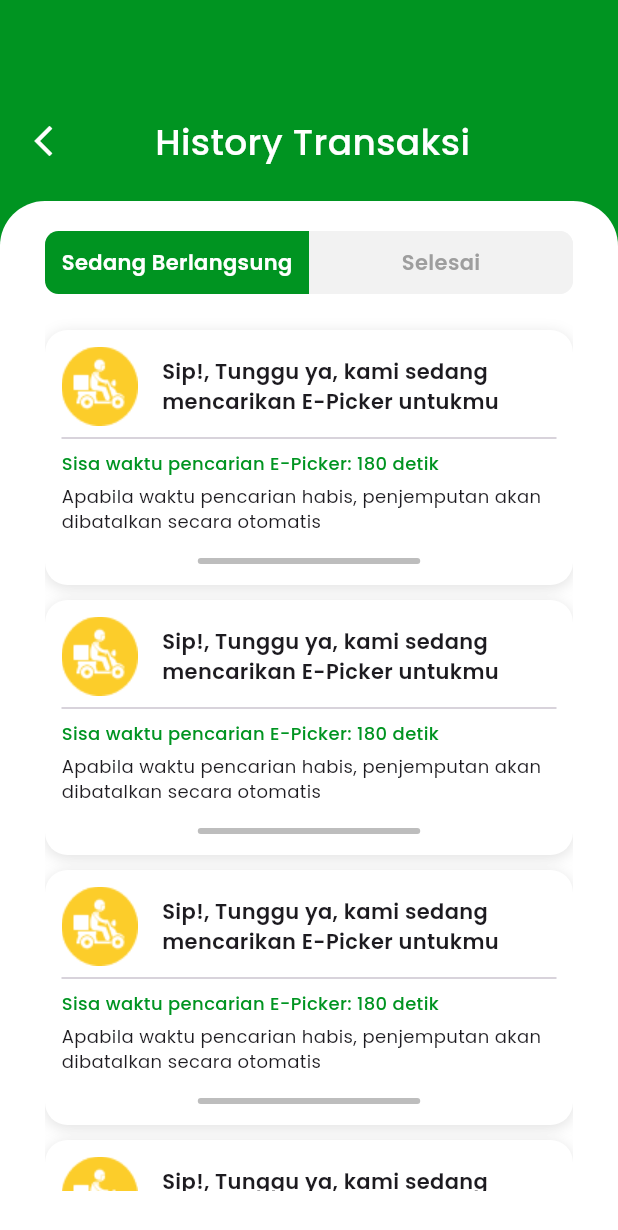
After one commit to grantgabriel/E-Cycle-App, a Flutter app: the TransactionHistory screen opened directly, on a phone screen of 412 x 824 dp. The commit adds this screen. Shown: the top 1230 px of the screen. Run offline on Flutter 3.47's test engine with Material 3 defaults, Android fonts, the phone set to English and light mode, and no system bars; our stand-ins replace camera, carousel_slider, persistent_bottom_nav_bar.

Commit message:
Add: Transaction History (Ongoing Tab)

```diff
--- a/lib/constants/app_styles.dart
+++ b/lib/constants/app_styles.dart
@@ -1,15 +1,27 @@
 import 'package:flutter/material.dart';
 
 class AppStyles {
-  static TextStyle articleTitleStyle = const TextStyle(
+  static TextStyle titleStyle = const TextStyle(
     fontSize: 16,
     fontWeight: FontWeight.w600,
     fontFamily: "Poppins"
   );
 
-  static TextStyle articleDescriptionStyle = const TextStyle(
+  static TextStyle descriptionStyle = const TextStyle(
     fontFamily: "Poppins",
     fontSize: 12,
     fontWeight: FontWeight.w500
   );
+
+  static TextStyle headerPageStyle = const TextStyle(
+    fontFamily: "Poppins",
+    fontSize: 24,
+    fontWeight: FontWeight.w500
+  );
+
+  static TextStyle boldStyle = const TextStyle(
+    fontFamily: "Poppins",
+    fontSize: 14,
+    fontWeight: FontWeight.w700
+  );
 }
--- a/lib/constants/colors.dart
+++ b/lib/constants/colors.dart
@@ -5,3 +5,4 @@ import 'package:flutter/material.dart';
 
 const Color primaryColor = Color(0xFF009421);
 const Color accentColor = Color(0xFFFCCD2A);
+const Color greyColor = Color(0xFFF2F2F2);
--- a/lib/screens/article/article_detail.dart
+++ b/lib/screens/article/article_detail.dart
@@ -74,7 +74,7 @@ class ArticleDetailPage extends StatelessWidget {
                       const SizedBox(height: 66),
                       Text(
                         "Artikel Lainnya",
-                        style: AppStyles.articleTitleStyle.copyWith(
+                        style: AppStyles.titleStyle.copyWith(
                           fontSize: 14
                         ),
                       ),
--- a/lib/screens/article/widgets/article_content.dart
+++ b/lib/screens/article/widgets/article_content.dart
@@ -19,7 +19,7 @@ class ArticleContent extends StatelessWidget {
       children: [
         Text(
           title,
-          style: AppStyles.articleTitleStyle
+          style: AppStyles.titleStyle
         ),
         const SizedBox(height: 20),
         ClipRRect(
@@ -34,7 +34,7 @@ class ArticleContent extends StatelessWidget {
         const SizedBox(height: 13),
         Text(
           description,
-          style: AppStyles.articleDescriptionStyle,
+          style: AppStyles.descriptionStyle,
         ),
       ],
     );
--- a/lib/screens/article/widgets/other_article.dart
+++ b/lib/screens/article/widgets/other_article.dart
@@ -36,13 +36,13 @@ class OtherArticle extends StatelessWidget {
               children: [
                 Text(
                   title,
-                  style: AppStyles.articleTitleStyle.copyWith(
+                  style: AppStyles.titleStyle.copyWith(
                     fontSize: 13
                   ),
                 ),
                 Text(
                   addtionalInformation,
-                  style: AppStyles.articleDescriptionStyle.copyWith(
+                  style: AppStyles.descriptionStyle.copyWith(
                     fontSize: 10,
                     color: Colors.grey
                   ),
--- /dev/null
+++ b/lib/screens/transactionHistory/tabs/completed_transaction.dart
@@ -0,0 +1,20 @@
+import 'package:e_cycle/constants/app_styles.dart';
+import 'package:flutter/material.dart';
+
+class CompletedTransactionTab extends StatelessWidget {
+  const CompletedTransactionTab({super.key});
+
+  @override
+  Widget build(BuildContext context) {
+    return Column(
+      crossAxisAlignment: CrossAxisAlignment.start,
+      children: [
+        Text(
+          "Hari ini",
+          style: AppStyles.titleStyle.copyWith(fontSize: 14),
+        ),
+        const Divider(),
+      ],
+    );
+  }
+}
--- /dev/null
+++ b/lib/screens/transactionHistory/tabs/ongoing_transaction.dart
@@ -0,0 +1,25 @@
+import 'package:e_cycle/screens/transactionHistory/widgets/ongoing_transaction_card.dart';
+import 'package:flutter/material.dart';
+
+class OngoingTransactionTab extends StatelessWidget {
+  const OngoingTransactionTab({super.key});
+
+  @override
+  Widget build(BuildContext context) {
+    return const Column(
+      children: [
+        OngoingTransactionCard(),
+        SizedBox(height: 10),
+        OngoingTransactionCard(),
+        SizedBox(height: 10),
+        OngoingTransactionCard(),
+        SizedBox(height: 10),
+        OngoingTransactionCard(),
+        SizedBox(height: 10),
+        OngoingTransactionCard(),
+        SizedBox(height: 10),
+        OngoingTransactionCard(),
+      ],
+    );
+  }
+}
--- /dev/null
+++ b/lib/screens/transactionHistory/transaction_history.dart
@@ -0,0 +1,143 @@
+import 'package:e_cycle/constants/app_styles.dart';
+import 'package:e_cycle/constants/colors.dart';
+import 'package:e_cycle/screens/transactionHistory/tabs/completed_transaction.dart';
+import 'package:e_cycle/screens/transactionHistory/tabs/ongoing_transaction.dart';
+import 'package:flutter/material.dart';
+
+class TransactionHistory extends StatefulWidget {
+  const TransactionHistory({super.key});
+
+  @override
+  State<TransactionHistory> createState() => _TransactionHistoryState();
+}
+
+class _TransactionHistoryState extends State<TransactionHistory> {
+  int _selectedIndex = 0;
+
+  void _onTabTapped(int index) {
+    setState(() {
+      _selectedIndex = index;
+    });
+  }
+
+  @override
+  Widget build(BuildContext context) {
+    return Scaffold(
+      backgroundColor: primaryColor,
+      body: Column(
+        children: [
+          Padding(
+            padding: const EdgeInsets.only(left: 5, top: 70, bottom: 16),
+            child: Row(
+              mainAxisAlignment: MainAxisAlignment.start,
+              children: [
+                IconButton(
+                  onPressed: () {},
+                  icon: const Icon(Icons.arrow_back_ios_new),
+                  color: Colors.white
+                ),
+                Expanded(
+                  child: Text(
+                    "History Transaksi",
+                    textAlign: TextAlign.center,
+                    style: AppStyles.headerPageStyle.copyWith(color: Colors.white),
+                  ),
+                ),
+                const SizedBox(width: 48)
+              ],
+            ),
+          ),
+          Expanded(
+            child: Container(
+              padding: const EdgeInsets.only(left: 30, right: 30, bottom: 30, top: 20),
+              decoration: const BoxDecoration(
+                color: Colors.white,
+                borderRadius: BorderRadius.only(
+                  topLeft: Radius.circular(30),
+                  topRight: Radius.circular(30)
+                )
+              ),
+              child: SingleChildScrollView(
+                child: Column(
+                  crossAxisAlignment: CrossAxisAlignment.start,
+                  children: [
+                    Container(
+                      height: 42,
+                      decoration: BoxDecoration(
+                        color: greyColor,
+                        borderRadius: BorderRadius.circular(9)
+                      ),
+                      child: Row(
+                        children: [
+                          Expanded(
+                            child: GestureDetector(
+                              onTap: () => _onTabTapped(0),
+                              child: Container(
+                                padding: const EdgeInsets.all(9),
+                                decoration: BoxDecoration(
+                                  borderRadius: const BorderRadius.only(
+                                    topLeft: Radius.circular(9),
+                                    bottomLeft: Radius.circular(9)
+                                  ),
+                                  color: _selectedIndex == 0 ? primaryColor : greyColor
+                                ),
+                                child: Center(
+                                  child: Text(
+                                    "Sedang Berlangsung",
+                                    style: AppStyles.titleStyle.copyWith(
+                                      fontSize: 14,
+                                      color: _selectedIndex == 0
+                                          ? Colors.white
+                                          : Colors.grey.shade500
+                                    ),
+                                  ),
+                                ),
+                              ),
+                            )
+                          ),
+                          Expanded(
+                            child: GestureDetector(
+                              onTap: () => _onTabTapped(1),
+                              child: Container(
+                                padding: const EdgeInsets.all(9),
+                                decoration: BoxDecoration(
+                                  borderRadius: const BorderRadius.only(
+                                    topRight: Radius.circular(9),
+                                    bottomRight: Radius.circular(9)
+                                  ),
+                                  color: _selectedIndex == 1 ? primaryColor : greyColor,
+                                ),
+                                child: Center(
+                                  child: Text(
+                                    "Selesai",
+                                    style: AppStyles.titleStyle.copyWith(
+                                      fontSize: 14,
+                                      color: _selectedIndex == 1
+                                          ? Colors.white
+                                          : Colors.grey.shade500
+                                    ),
+                                  ),
+                                ),
+                              ),
+                            )
+                          )
+                        ],
+                      ),
+                    ),
+                    const SizedBox(height: 24),
+                    AnimatedSwitcher(
+                      duration: const Duration(milliseconds: 300),
+                      child: _selectedIndex == 0
+                          ? const OngoingTransactionTab()
+                          : const CompletedTransactionTab(),
+                    )
+                  ],
+                ),
+              ),
+            )
+          )
+        ],
+      ),
+    );
+  }
+}
--- /dev/null
+++ b/lib/screens/transactionHistory/widgets/double_text_spacebeetween.dart
@@ -0,0 +1,31 @@
+import 'package:flutter/material.dart';
+
+import '../../../constants/app_styles.dart';
+
+class DoubleTextSpacebeetween extends StatelessWidget {
+  final String text1;
+  final String text2;
+
+  const DoubleTextSpacebeetween({
+    super.key,
+    required this.text1,
+    required this.text2
+  });
+
+  @override
+  Widget build(BuildContext context) {
+    return Row(
+      mainAxisAlignment: MainAxisAlignment.spaceBetween,
+      children: [
+        Text(
+          text1,
+          style: AppStyles.descriptionStyle,
+        ),
+        Text(
+          text2,
+          style: AppStyles.descriptionStyle,
+        )
+      ],
+    );
+  }
+}
--- /dev/null
+++ b/lib/screens/transactionHistory/widgets/ongoing_transaction_card.dart
@@ -0,0 +1,199 @@
+import 'package:e_cycle/constants/colors.dart';
+import 'package:e_cycle/screens/transactionHistory/widgets/double_text_spacebeetween.dart';
+import 'package:e_cycle/screens/transactionHistory/widgets/triple_content_row.dart';
+import 'package:e_cycle/widgets/dashed_line.dart';
+import 'package:flutter/material.dart';
+
+import '../../../constants/app_styles.dart';
+
+class OngoingTransactionCard extends StatefulWidget {
+  const OngoingTransactionCard({super.key});
+
+  @override
+  State<OngoingTransactionCard> createState() => _OngoingTransactionCardState();
+}
+
+class _OngoingTransactionCardState extends State<OngoingTransactionCard> {
+  bool _isExpanded = false;
+
+  void _onTapWidget() {
+    setState(() {
+      _isExpanded = !_isExpanded;
+    });
+  }
+
+  @override
+  Widget build(BuildContext context) {
+    return GestureDetector(
+      onTap: _onTapWidget,
+      child: AnimatedContainer(
+        duration: const Duration(milliseconds: 300),
+        curve: Curves.easeOut,
+        padding: const EdgeInsets.all(11),
+        decoration: BoxDecoration(
+          color: Colors.white,
+          borderRadius: BorderRadius.circular(15),
+          boxShadow: const [
+            BoxShadow(
+              color: Colors.black12,
+              blurRadius: 8,
+              offset: Offset(0, 2)
+            )
+          ],
+        ),
+        height: _isExpanded ? 530 : 170,
+        child: SingleChildScrollView(
+          child: Column(
+            crossAxisAlignment: CrossAxisAlignment.start,
+            // mainAxisAlignment: MainAxisAlignment.spaceBetween,
+            children: [
+              Row(
+                children: [
+                  Image.asset("assets/images/delivery_icon.png"),
+                  const SizedBox(width: 16),
+                  Expanded(
+                    child: Text(
+                      "Sip!, Tunggu ya, kami sedang mencarikan E-Picker untukmu",
+                      style: AppStyles.titleStyle.copyWith(fontSize: 14),
+                    ),
+                  ),
+                ],
+              ),
+              const Divider(),
+              Column(
+                crossAxisAlignment: CrossAxisAlignment.start,
+                children: [
+                  Text(
+                    "Sisa waktu pencarian E-Picker: 180 detik",
+                    style: AppStyles.descriptionStyle.copyWith(color: primaryColor),
+                  ),
+                  const SizedBox(height: 5),
+                  Text(
+                    "Apabila waktu pencarian habis, penjemputan akan dibatalkan secara otomatis",
+                    style: AppStyles.descriptionStyle.copyWith(fontWeight: FontWeight.w400),
+                  ),
+                ],
+              ),
+              // const SizedBox(height: 10),
+              if (_isExpanded) ...[
+                const Divider(),
+                Column(
+                  children: [
+                    Row(
+                      children: [
+                        Image.asset("assets/images/time_icon.png"),
+                        const SizedBox(width: 8),
+                        Text(
+                          "17:30 - 19:30",
+                          style: AppStyles.descriptionStyle.copyWith(fontSize: 14),
+                        )
+                      ],
+                    ),
+                    Row(
+                      children: [
+                        Image.asset("assets/images/location_icon.png"),
+                        const SizedBox(width: 8),
+                        Text(
+                          "Jl. Abdul Hakim, Padang Bulan",
+                          style: AppStyles.titleStyle.copyWith(
+                            fontSize: 14,
+                            fontWeight: FontWeight.w700
+                          ),
+                        )
+                      ],
+                    )
+                  ],
+                ),
+                const SizedBox(height: 5),
+                const Divider(),
+                Column(
+                  crossAxisAlignment: CrossAxisAlignment.start,
+                  children: [
+                    Text(
+                      "Detail Sampah Elektronik",
+                      style: AppStyles.titleStyle.copyWith(
+                        fontSize: 14,
+                        fontWeight: FontWeight.w700
+                      ),
+                    ),
+                    const SizedBox(height: 8),
+                    const DoubleTextSpacebeetween(
+                      text1: "Smartphone Samsung J15",
+                      text2: "1 item"
+                    ),
+                    const SizedBox(height: 3),
+                    const DoubleTextSpacebeetween(
+                      text1: "LG A34 TV ELD",
+                      text2: "1 item"
+                    ),
+                    const SizedBox(height: 3),
+                    const DoubleTextSpacebeetween(
+                      text1: "AC Samsung",
+                      text2: "1 item"
+                    ),
+                  ],
+                ),
+                const Divider(),
+                const Column(
+                  children: [
+                    TripleContentRow(
+                      imgName: 'coin_icon.png',
+                      text1: 'Total harga',
+                      text2: '1.400.000',
+                    ),
+                    SizedBox(height: 8),
+                    TripleContentRow(
+                      imgName: 'coin_icon.png',
+                      text1: 'Biaya admin (10%)',
+                      text2: '200.000',
+                    ),
+                  ],
+                ),
+                const SizedBox(height: 10),
+                const DashedLine(),
+                const SizedBox(height: 8),
+                const TripleContentRow(
+                  imgName: 'coin_icon.png',
+                  text1: 'Estimasi pendapatan',
+                  text2: '1.200.000'
+                ),
+                Padding(
+                  padding: const EdgeInsets.only(top: 20, bottom: 15),
+                  child: Center(
+                    child: OutlinedButton(
+                      onPressed: _onTapWidget,
+                      style: OutlinedButton.styleFrom(
+                        side: const BorderSide(color: Colors.red),
+                        shape: RoundedRectangleBorder(
+                          borderRadius: BorderRadius.circular(12)
+                        )
+                      ),
+                      child: Text(
+                        "BATAL",
+                        style: AppStyles.descriptionStyle.copyWith(color: Colors.red),
+                      ),
+                    ),
+                  ),
+                )
+              ],
+              SizedBox(
+                height: 20,
+                child: Align(
+                  alignment: Alignment.bottomCenter,
+                  child: Container(
+                    height: 4,
+                    width: MediaQuery.of(context).size.width * .36,
+                    decoration: BoxDecoration(
+                        color: Colors.grey.shade400,
+                        borderRadius: BorderRadius.circular(2)
+                    ),
+                  ),
+                ),
+              ),
+            ],
+          ),
+        ),
+      ),
+    );
+  }
+}
--- /dev/null
+++ b/lib/screens/transactionHistory/widgets/transaction_tile.dart
@@ -0,0 +1,12 @@
+import 'package:flutter/material.dart';
+
+class TransactionTile extends StatelessWidget {
+  const TransactionTile({super.key});
+
+  @override
+  Widget build(BuildContext context) {
+    return Row(
+      children: [],
+    );
+  }
+}
--- /dev/null
+++ b/lib/screens/transactionHistory/widgets/triple_content_row.dart
@@ -0,0 +1,38 @@
+import 'package:flutter/material.dart';
+
+import '../../../constants/app_styles.dart';
+
+class TripleContentRow extends StatelessWidget {
+  final String imgName;
+  final String text1;
+  final String text2;
+
+  const TripleContentRow({
+    super.key,
+    required this.imgName,
+    required this.text1,
+    required this.text2,
+  });
+
+  @override
+  Widget build(BuildContext context) {
+    return Row(
+      mainAxisAlignment: MainAxisAlignment.start,
+      children: [
+        Image.asset("assets/images/$imgName"),
+        const SizedBox(width: 15),
+        Text(
+          text1,
+          style: AppStyles.descriptionStyle.copyWith(fontWeight: FontWeight.w400),
+        ),
+        Expanded(
+          child: Text(
+            text2,
+            textAlign: TextAlign.end,
+            style: AppStyles.descriptionStyle.copyWith(fontWeight: FontWeight.w700),
+          ),
+        )
+      ],
+    );
+  }
+}
--- /dev/null
+++ b/lib/widgets/dashed_line.dart
@@ -0,0 +1,27 @@
+import 'package:flutter/material.dart';
+
+class DashedLine extends StatelessWidget {
+  const DashedLine({super.key});
+
+  @override
+  Widget build(BuildContext context) {
+    return LayoutBuilder(builder: (BuildContext context, BoxConstraints constraints) {
+      return Flex(
+        mainAxisAlignment: MainAxisAlignment.spaceBetween,
+        direction: Axis.horizontal,
+        children: List.generate(
+            (constraints.constrainWidth() / 6).floor(),
+            (index) => const SizedBox(
+              width: 3,
+              height: 1,
+              child: DecoratedBox(
+                decoration: BoxDecoration(
+                  color: Colors.grey
+                )
+              ),
+            )
+        ),
+      );
+    });
+  }
+}
```
Also changed, not shown: assets/images/coin_icon.png (added), assets/images/delivery_icon.png (added), assets/images/location_icon.png (added), assets/images/time_icon.png (added).
